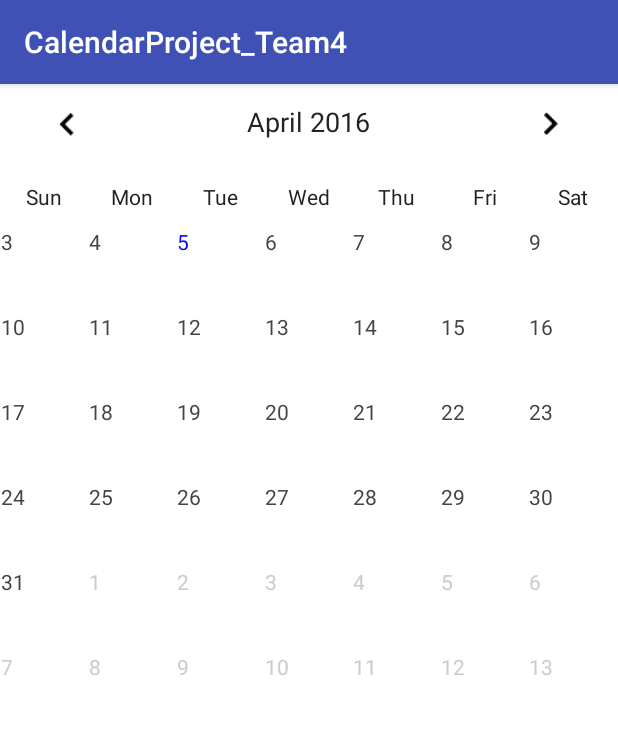
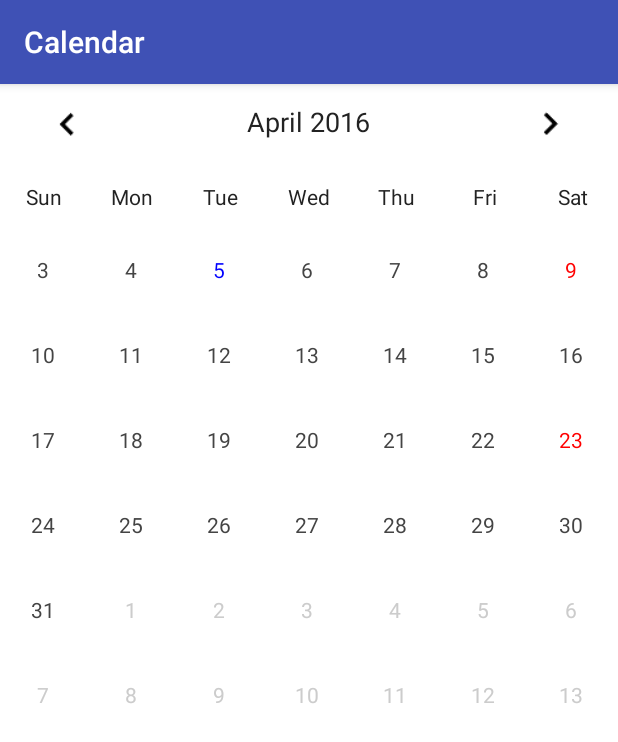
Before and after one commit to ameerak01/CalendarProject_Team4, an Android app: the screen it shows after launch (CalendarMain2), on a phone screen of 412 x 824 dp. Shown: the top 742 px of the screen. Run offline under Robolectric (Android 15) with nearby library versions, the phone set to English and light mode, and no system bars; 4 statements that could not run were skipped.

Commit message:
Added some comments to main and TextAdapter

```diff
--- a/app/src/main/java/com/example/ameerak/calendarproject_team4/TextAdapter.java
+++ b/app/src/main/java/com/example/ameerak/calendarproject_team4/TextAdapter.java
@@ -2,6 +2,8 @@ package com.example.ameerak.calendarproject_team4;
 
 import android.content.Context;
 import android.graphics.Color;
+import android.text.Html;
+import android.view.Gravity;
 import android.view.View;
 import android.view.ViewGroup;
 import android.widget.BaseAdapter;
@@ -12,10 +14,13 @@ import android.widget.TextView;
 import java.util.Calendar;
 import java.util.GregorianCalendar;
 
-import static com.example.ameerak.calendarproject_team4.R.drawable.rounded_corners;
 
 /**
- * Created by neil on 4/6/16.
+ * Created by Neil Simmons on 4/6/16.
+ *
+ * This adapter is to display a 7 column, 6 row, 42 cell grid of dates.
+ * It mathematically determines where on the grid the current month should
+ * start so that it starts in the first row.
  */
 public class TextAdapter extends BaseAdapter {
 
@@ -37,6 +42,19 @@ public class TextAdapter extends BaseAdapter {
         lengthPreviousMonth = prevMonthCalendar.getActualMaximum(Calendar.DAY_OF_MONTH);
 
 
+        /****************************
+         * Algorithm to find the first day of the month, with respect to the grid layout.
+         * If the day of the week and month are equal then the month started on the first
+         * saturday represented in the grid, which is 1.
+         *
+         * If the day of the month is less than the day of the week then the first day of the
+         * month falls within the first week, and the month started on the grid day represented
+         * by day of the month - day of the week.
+         *
+         * The else mathematically takes the current day of the month back to the last saturday, via
+         * the same method as the previous equation, then gets the modulus of the remaining days and 7
+         * then subtracts from 7.
+         * */
         if(dayOfMonth == dayOfWeek) {
             firstDayOfMonth = 1;
         }
@@ -47,8 +65,7 @@ public class TextAdapter extends BaseAdapter {
             firstDayOfMonth = 7 - ((dayOfMonth-dayOfWeek)%7);
         }
 
-
-
+        // Finds the first day of the previous month that will show in the first grid position
         prevDaysDisplayed = lengthPreviousMonth - firstDayOfMonth;
 
 
@@ -68,7 +85,15 @@ public class TextAdapter extends BaseAdapter {
 
     public View getView(int position, View convertView, ViewGroup parent) {
         TextView tv;
+        /**
+        * Today is number that will end up printed in the grid.
+        * Working index is position plus 1, as the grid is 0
+        * indexed. This was done to make dealing with dates
+        * more readable as they are not 0 indexed.
+        */
         int today, workingIndex = position + 1;
+
+        // Auto generated stuff
         if (convertView == null) {
             tv = new TextView(context);
             tv.setLayoutParams(new GridView.LayoutParams(85, 85));
@@ -77,30 +102,44 @@ public class TextAdapter extends BaseAdapter {
             tv = (TextView) convertView;
         }
 
-        //tv.setBackgroundResource(rounded_corners);
+        //Center the dates in the grid
+        tv.setGravity(Gravity.CENTER);
 
+        // Indicates the current position of the grid is the previous month
         if(workingIndex <= firstDayOfMonth ) {
             today = prevDaysDisplayed + workingIndex;
             tv.setTextColor(Color.LTGRAY);
-            //tv.setBackgroundColor(Color.LTGRAY);
         }
+        // Indicates the current position of the grid is the current month
         else if (workingIndex <= (daysInMonth + firstDayOfMonth)) {
+
             today = workingIndex - firstDayOfMonth;
+            // It is the current day, let the user now
             if (today == dayOfMonth) {
                 tv.setTextColor(Color.BLUE);
             }
+
+            // TODO Make this check with event class to see if current day has events
+            else if (today == 9 || today == 23) {
+                tv.setTextColor(Color.RED);
+            }
+
+            // Normal day without events
             else {
                 tv.setTextColor(Color.DKGRAY);
             }
 
         }
+
+        // Otherwise the current position is outside of current month.
         else {
             today = workingIndex - firstDayOfMonth - daysInMonth;
             tv.setTextColor(Color.LTGRAY);
-            //tv.setBackgroundColor(Color.DKGRAY);
         }
 
+        // Set the text into the grid cell
         tv.setText(Integer.toString(today));
+
         return tv;
     }
 }
--- a/app/src/main/res/drawable-hdpi/rounded_corners.xml
+++ b/app/src/main/res/drawable-hdpi/rounded_corners.xml
@@ -2,9 +2,9 @@
 <shape xmlns:android="http://schemas.android.com/apk/res/android" >
     <stroke
         android:width="1dp"
-        android:color="#222222" />
+        android:color="#ffd633" />
 
-    <solid android:color="#545479" />
+    <solid android:color="#ffd633" />
 
     <padding
         android:left="1dp"
--- a/app/src/main/res/layout/activity_calendar_main2.xml
+++ b/app/src/main/res/layout/activity_calendar_main2.xml
@@ -128,8 +128,8 @@ https://www.toptal.com/android/android-customization-how-to-build-a-ui-component
     <GridView
         android:id="@+id/calendar_grid"
         android:layout_width="match_parent"
-        android:layout_height="340dp"
-        android:gravity="center_horizontal"
+        android:layout_height="match_parent"
+        android:gravity="center"
         android:numColumns="7"
         tools:listitem="@android:layout/simple_list_item_1" />
 </LinearLayout>
--- a/app/src/main/res/values/strings.xml
+++ b/app/src/main/res/values/strings.xml
@@ -1,4 +1,4 @@
 <resources>
-    <string name="app_name">CalendarProject_Team4</string>
+    <string name="app_name">Calendar</string>
     <string name="action_settings">Settings</string>
 </resources>
```
Also changed, not shown: app/src/main/java/com/example/ameerak/calendarproject_team4/CalendarMain2.java (+0 -9 lines).
